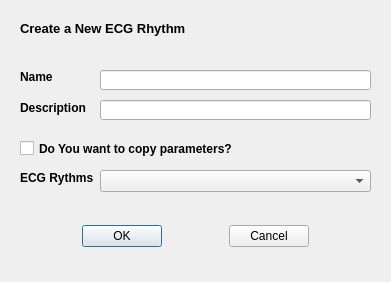
The window that addECGDialog.ui (tushagarwal/SimECG) describes before a commit, drawn with Qt 5.
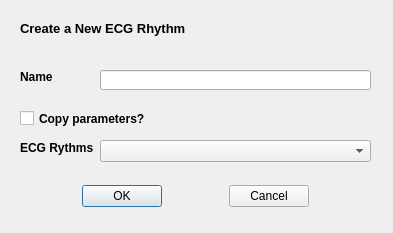
The same window after the commit.

The edit to the form file:
```diff
--- a/addECGDialog.ui
+++ b/addECGDialog.ui
@@ -6,8 +6,8 @@
    <rect>
     <x>0</x>
     <y>0</y>
-    <width>391</width>
-    <height>282</height>
+    <width>393</width>
+    <height>233</height>
    </rect>
   </property>
   <property name="windowTitle">
@@ -17,7 +17,7 @@
    <property name="geometry">
     <rect>
      <x>20</x>
-     <y>220</y>
+     <y>180</y>
      <width>351</width>
      <height>33</height>
     </rect>
@@ -135,33 +135,11 @@
     <string>Name</string>
    </property>
   </widget>
-  <widget class="QLabel" name="descriptionLabel">
-   <property name="geometry">
-    <rect>
-     <x>20</x>
-     <y>100</y>
-     <width>71</width>
-     <height>16</height>
-    </rect>
-   </property>
-   <property name="font">
-    <font>
-     <weight>75</weight>
-     <bold>true</bold>
-    </font>
-   </property>
-   <property name="toolTip">
-    <string>The Description of the new Rhythm, displayed as a tooltip.</string>
-   </property>
-   <property name="text">
-    <string>Description</string>
-   </property>
-  </widget>
   <widget class="QCheckBox" name="checkBox">
    <property name="geometry">
     <rect>
      <x>20</x>
-     <y>140</y>
+     <y>110</y>
      <width>231</width>
      <height>17</height>
     </rect>
@@ -173,14 +151,14 @@
     </font>
    </property>
    <property name="text">
-    <string>Do You want to copy parameters?</string>
+    <string>Copy parameters?</string>
    </property>
   </widget>
   <widget class="QLabel" name="ECGlabel">
    <property name="geometry">
     <rect>
      <x>20</x>
-     <y>170</y>
+     <y>140</y>
      <width>81</width>
      <height>16</height>
     </rect>
@@ -202,7 +180,7 @@
    <property name="geometry">
     <rect>
      <x>100</x>
-     <y>170</y>
+     <y>140</y>
      <width>271</width>
      <height>22</height>
     </rect>
@@ -218,17 +196,6 @@
     </rect>
    </property>
   </widget>
-  <widget class="QLineEdit" name="descriptionEdit">
-   <property name="geometry">
-    <rect>
-     <x>100</x>
-     <y>100</y>
-     <width>271</width>
-     <height>20</height>
-    </rect>
-   </property>
-  </widget>
-  <zorder>layoutWidget</zorder>
   <zorder>headLabel</zorder>
   <zorder>nameLabel</zorder>
   <zorder>descriptionLabel</zorder>
```
Left out of the diff: 7 changed lines with no effect on the pictures.
